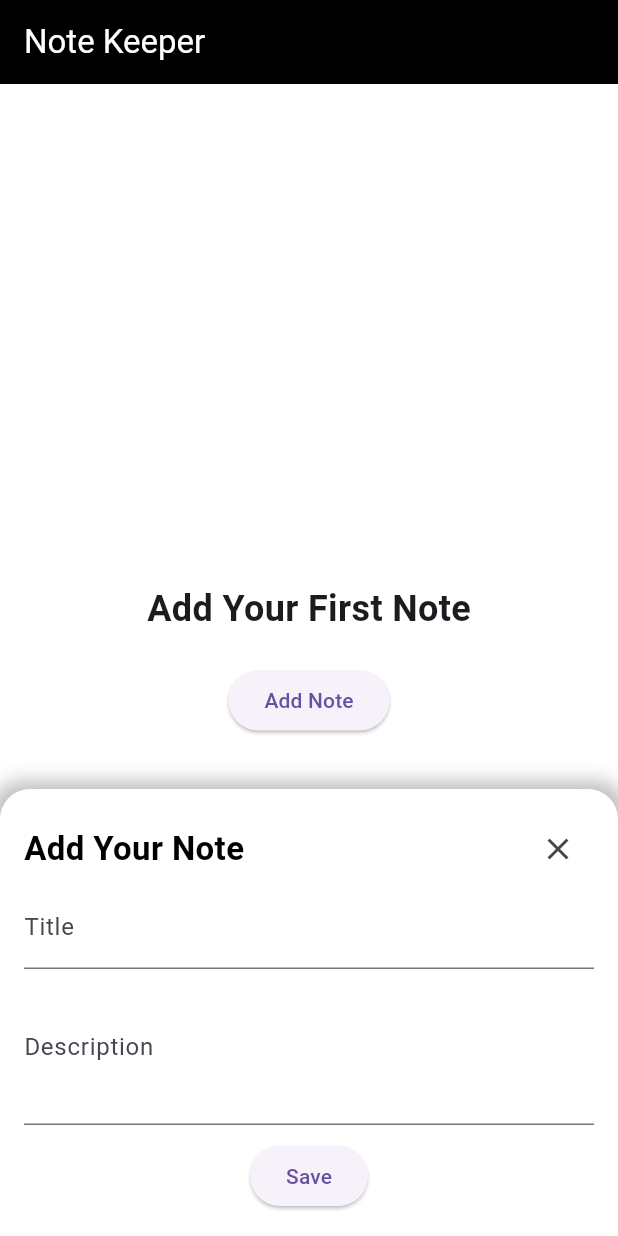
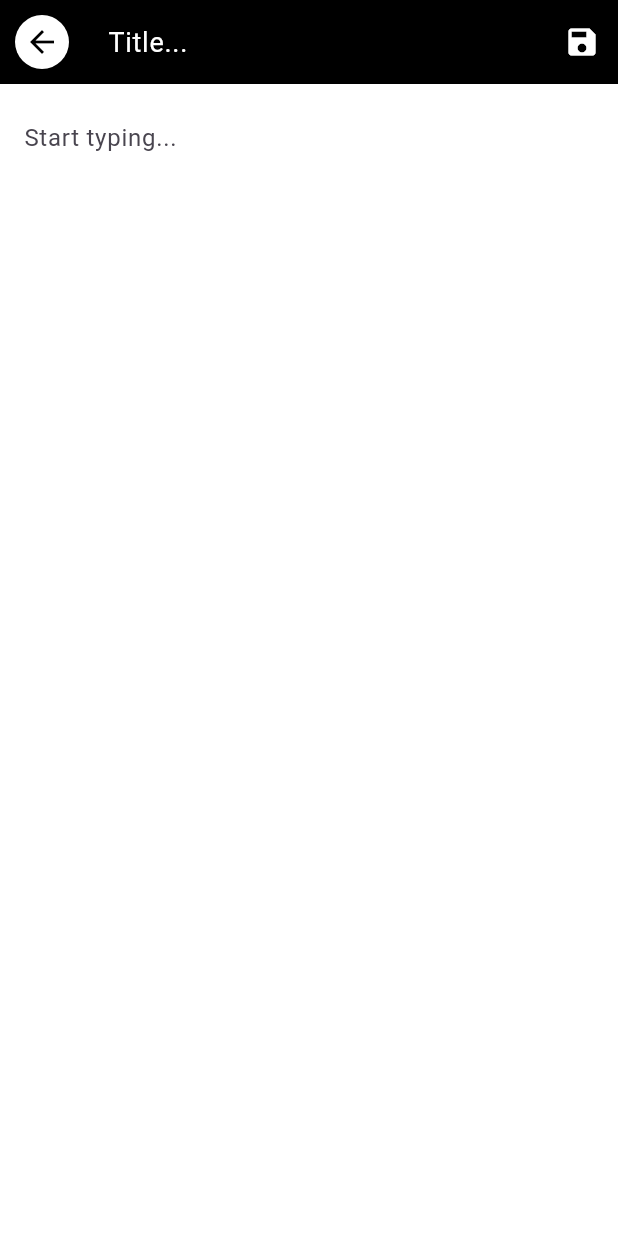
Before and after one commit to Devesh1396/KeepNotes, a Flutter app: the screen it shows after launch, after a tap on "Add Note", on a phone screen of 412 x 824 dp. Run offline on Flutter 3.47's test engine with Material 3 defaults, Android fonts, the phone set to English and light mode, and no system bars; our stand-ins replace sqflite; accounts and stored records are empty.

Commit message:
Advanced Implementation

```diff
--- /dev/null
+++ b/lib/NoteEditorUI.dart
@@ -0,0 +1,124 @@
+import 'package:flutter/material.dart';
+import 'package:keep_notes/DataModel.dart';
+
+class NoteEditor extends StatefulWidget {
+
+  final String? noteId;
+  final bool isEdit;
+
+  NoteEditor({this.noteId, this.isEdit = false});
+
+  @override
+  _NoteEditorState createState() => _NoteEditorState();
+}
+
+class _NoteEditorState extends State<NoteEditor> {
+
+  TextEditingController titleController = TextEditingController();
+  TextEditingController descriptionController = TextEditingController();
+  final DatabaseHelper _dbHelper = DatabaseHelper();
+
+  @override
+  void initState() {
+    super.initState();
+
+    // Initialize with existing data if editing
+    if (widget.isEdit && widget.noteId != null && widget.noteId!.isNotEmpty) {
+      _loadNoteData();
+    }
+  }
+
+  // Fetching existing note data from the database
+  Future<void> _loadNoteData() async {
+    Map<String, dynamic>? noteData = await _dbHelper.getNoteById(widget.noteId!);
+
+    if (noteData != null) {
+      titleController.text = noteData[DatabaseHelper.Column_title] ?? '';
+      descriptionController.text = noteData[DatabaseHelper.Column_desc] ?? '';
+    }
+  }
+
+  //Add or Update Note
+  void _saveNote() async{
+    String title = titleController.text;
+    String description = descriptionController.text;
+
+    if (title.isNotEmpty && description.isNotEmpty) {
+      if (widget.isEdit) {
+        await _dbHelper.updateNote(
+            noteId: widget.noteId!,
+            title: title,
+            description: description,
+            stamp: DateTime.now().millisecondsSinceEpoch);
+        titleController.clear();
+        descriptionController.clear();
+      } else {
+        await _dbHelper.insertNote(
+            title: title,
+            desc: description,
+            stamp: DateTime.now().millisecondsSinceEpoch);
+        titleController.clear();
+        descriptionController.clear();
+      }
+      Navigator.pop(context);
+    }
+  }
+
+  @override
+  Widget build(BuildContext context) {
+    return Scaffold(
+      backgroundColor: Colors.white,
+      appBar: AppBar(
+        leading: IconButton(
+            onPressed: (){
+              Navigator.pop(context);
+            },
+            icon: Container(
+              decoration: BoxDecoration(
+                shape: BoxShape.circle,
+                color: Colors.white,
+              ),
+              padding: EdgeInsets.all(6.0),
+              child: Icon(
+                Icons.arrow_back,
+                color: Colors.black,
+              ),
+            )
+        ),
+        backgroundColor: Colors.black,
+        surfaceTintColor: Colors.transparent,
+        elevation: 0,
+        title: TextField(
+          controller: titleController,
+          decoration: InputDecoration(
+            hintText: widget.isEdit && titleController.text.isNotEmpty ? null : 'Title...',
+            border: InputBorder.none,
+            hintStyle: TextStyle(color: Colors.white),
+          ),
+          style: TextStyle(color: Colors.white, fontSize: 18),
+        ),
+        actions: [
+          IconButton(
+            icon: Icon(Icons.save, color: Colors.white),
+            onPressed: (){
+              _saveNote();
+            },
+          ),
+        ],
+      ),
+      body: Padding(
+        padding: const EdgeInsets.all(16.0),
+        child: TextField(
+          controller: descriptionController,
+          decoration: InputDecoration(
+            hintText: widget.isEdit && descriptionController.text.isNotEmpty ? null : 'Start typing...',
+            border: InputBorder.none,
+          ),
+          maxLines: null,
+          expands: true,
+          keyboardType: TextInputType.multiline,
+        ),
+      ),
+    );
+  }
+}
--- /dev/null
+++ b/lib/Noteshome_UI.dart
@@ -0,0 +1,150 @@
+import 'package:flutter/material.dart';
+import 'package:intl/intl.dart';
+import 'package:keep_notes/DataModel.dart';
+import 'package:keep_notes/NoteEditorUI.dart';
+
+class NoteUI extends StatefulWidget {
+  @override
+  _NoteUIState createState() => _NoteUIState();
+}
+
+class _NoteUIState extends State<NoteUI> {
+  List<Map<String, dynamic>> _notes = [];
+  final DatabaseHelper _dbHelper = DatabaseHelper();
+
+  @override
+  void initState() {
+    super.initState();
+    _loadNotes();
+  }
+
+  void _loadNotes() async {
+    final data = await _dbHelper.getNotes();
+    setState(() {
+      _notes = data;
+    });
+  }
+
+  @override
+  Widget build(BuildContext context) {
+    return Scaffold(
+      backgroundColor: Colors.white,
+      appBar: AppBar(
+        backgroundColor: Colors.black,
+        surfaceTintColor: Colors.transparent,
+        elevation: 0,
+        title: Text('Note Keeper', style: TextStyle(color: Colors.white)),
+      ),
+      body: _notes.isEmpty
+          ? Center(
+              child: Column(
+                mainAxisAlignment: MainAxisAlignment.center,
+                children: [
+                  Text(
+                    'Add Your First Note',
+                    style: TextStyle(fontSize: 24, fontWeight: FontWeight.bold),
+                  ),
+                  SizedBox(height: 20),
+                  ElevatedButton(
+                    onPressed: () {
+                      Navigator.push(
+                        context,
+                        MaterialPageRoute(
+                          builder: (context) => NoteEditor(isEdit: false),
+                        ),
+                      ).then((value) => _loadNotes());
+                    },
+                    child: Text('Add Note'),
+                  ),
+                ],
+              ),
+            )
+          : ListView.separated(
+              itemCount: _notes.length,
+              itemBuilder: (context, index) {
+                final note = _notes[index];
+                String noteId = note['uid'].toString();
+
+                int timestamp = note['timestamp'];
+                DateTime dateTime =
+                    DateTime.fromMillisecondsSinceEpoch(timestamp);
+                String formattedDate = DateFormat('dd/MM/yy').format(dateTime);
+
+                return ListTile(
+                  leading: Text('${index + 1}'),
+                  title: Text(note['title']),
+                  subtitle:
+                      Text('${note['desc']}\nLast Modified: $formattedDate'),
+                  trailing: Row(
+                    mainAxisSize: MainAxisSize.min,
+                    children: [
+                      IconButton(
+                        icon: Icon(Icons.edit),
+                        onPressed: () {
+                          Navigator.push(
+                            context,
+                            MaterialPageRoute(
+                              builder: (context) => NoteEditor(noteId: noteId, isEdit: true),  // Navigate to the AddNoteScreen
+                            ),
+                          ).then((value) => _loadNotes());
+                        },
+                      ),
+                      IconButton(
+                        icon: Icon(Icons.delete),
+                        onPressed: () {
+                          _showDeleteConfirmDialog(context, noteId);
+                        },
+                      ),
+                    ],
+                  ),
+                );
+              },
+              separatorBuilder: (context, index) => Divider(),
+            ),
+      floatingActionButton: _notes.isNotEmpty
+          ? FloatingActionButton(
+              onPressed: (){
+                Navigator.push(
+                  context,
+                  MaterialPageRoute(
+                    builder: (context) => NoteEditor(isEdit: false),  // Navigate to the AddNoteScreen
+                  ),
+                ).then((value) => _loadNotes());
+              },
+              child: Icon(Icons.add, color: Colors.black),
+            )
+          : null,
+    );
+  }
+
+  void _showDeleteConfirmDialog(BuildContext context, String noteId) {
+    showDialog(
+      context: context,
+      builder: (BuildContext context) {
+        return AlertDialog(
+          shape: RoundedRectangleBorder(
+            borderRadius: BorderRadius.all(Radius.circular(20.0)),
+          ),
+          title: Text("Wait!"),
+          content: Text("Are you sure you want to delete this note?"),
+          actions: [
+            TextButton(
+              onPressed: () {
+                Navigator.of(context).pop();
+              },
+              child: Text("No"),
+            ),
+            TextButton(
+              onPressed: () async {
+                await _dbHelper.deleteNoteById(noteId);
+                Navigator.of(context).pop();
+                _loadNotes();
+              },
+              child: Text("Yes"),
+            ),
+          ],
+        );
+      },
+    );
+  }
+}
--- a/lib/main.dart
+++ b/lib/main.dart
@@ -1,5 +1,6 @@
 import 'package:flutter/material.dart';
-import 'package:keep_notes/NoteSI_UI.dart';
+import 'package:keep_notes/Noteshome_UI.dart';
+
 
 void main() {
   runApp(const MyApp());
```
